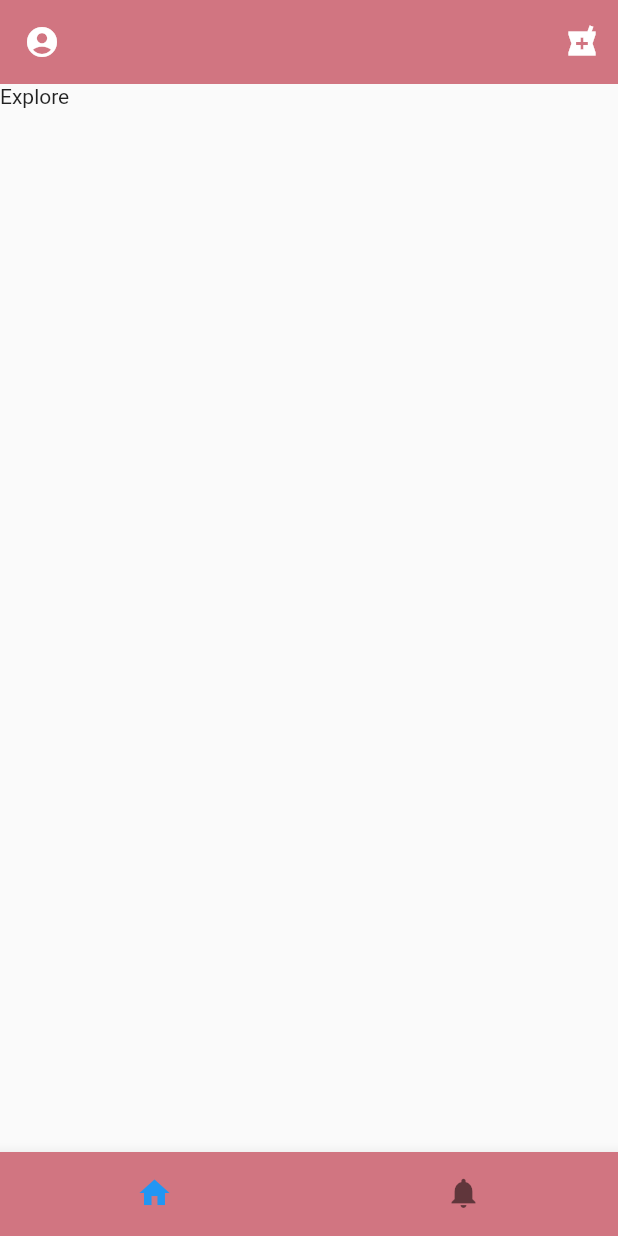
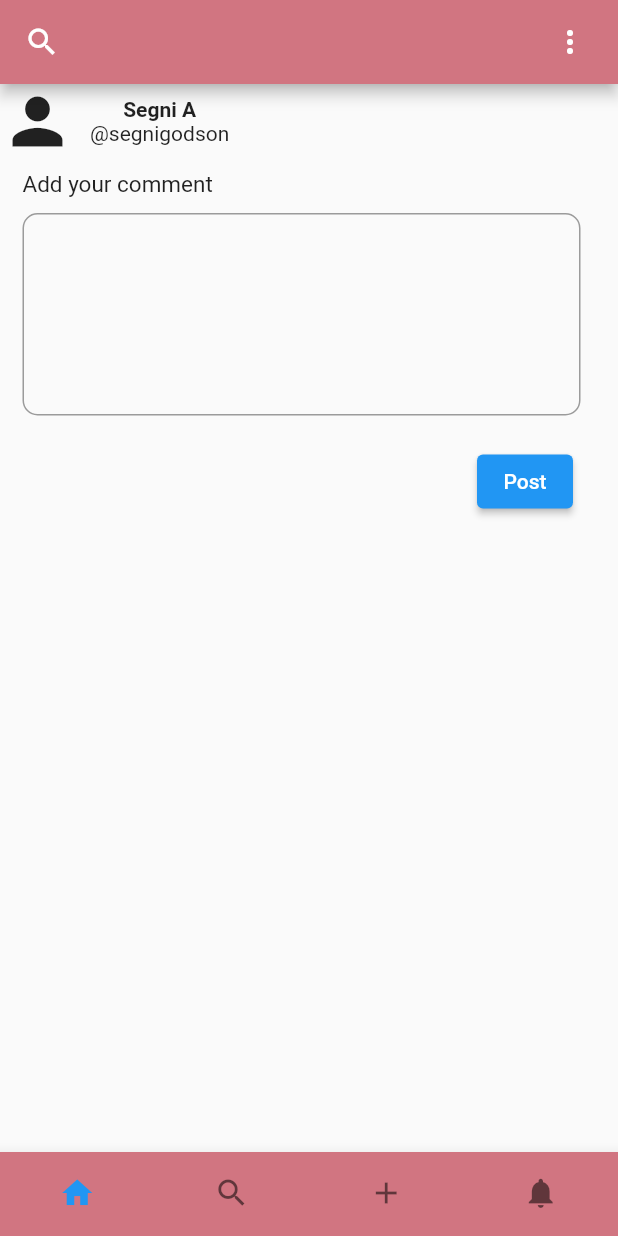
Before and after one commit to Kaleab-git/Medanit, a Flutter app: the screen it shows after launch, on a phone screen of 412 x 824 dp. Run offline on Flutter 3.47's test engine with Material 2 defaults, Android fonts, the light colour scheme and no system bars; our stand-ins replace equatable, roundcheckbox.

Commit message:
added comment page

```diff
--- /dev/null
+++ b/medanit_frontend/lib/comments/screens/addCommentPage.dart
@@ -0,0 +1,142 @@
+import 'package:flutter/material.dart';
+
+
+class addCommentPage extends StatefulWidget {
+  const addCommentPage({ Key? key }) : super(key: key);
+
+  @override
+  _addCommentPageState createState() => _addCommentPageState();
+}
+
+class _addCommentPageState extends State<addCommentPage> {
+  @override
+  Widget build(BuildContext context) {
+    return Scaffold(
+      appBar: AppBar(
+        backgroundColor: Color.fromRGBO(209, 117, 129, 1),
+        leading: Icon(    Icons.search  ),
+        actions: <Widget>[
+
+          Padding(
+            padding: EdgeInsets.only(right: 20.0),
+              child: Icon(
+                  Icons.more_vert
+              ),
+            ),
+        ],
+      ),
+
+
+
+      body:Container(
+        child: Column(
+          children: [
+
+              Row(
+                    mainAxisAlignment: MainAxisAlignment.spaceBetween,
+                    children: [
+                      Container(
+                        child: Row(
+                          children: [
+                            Icon(Icons.person,size: 50),
+                            Padding(
+                              padding:EdgeInsets.only(left: 10),
+                              child:(
+                                Column(
+                                  mainAxisAlignment: MainAxisAlignment.start,
+                                  children: [
+                                     Text(
+                                      'Segni A',
+                                      style: TextStyle(fontWeight: FontWeight.bold),
+                                    ),
+                                    Text("@segnigodson")
+                                 ],
+                                )
+                              )
+                            ),
+                          ],
+                        ),
+                      ),
+                    ],
+                  ),
+
+
+                  Row(
+                    children: [
+                      Padding(
+                              padding: const EdgeInsets.only(left: 15 ,top: 8, bottom: 10),
+                              child: Text('Add your comment', style: TextStyle(fontSize: 15),textAlign: (TextAlign.start)),
+                            ),
+                    ],
+                  ),
+                  Row(
+                          children: <Widget>[
+
+                            Expanded(child: Padding(
+                              padding: const EdgeInsets.only(left: 15,bottom: 10 ,right: 25),
+                              child: TextField(
+                                decoration: InputDecoration(
+                                  border: OutlineInputBorder(
+                                    borderRadius: BorderRadius.circular(10),
+
+
+                                  ),
+
+                                ),
+                                maxLines: 5,
+
+                              ),
+                            ))
+                          ],
+                        ),
+
+                      Row(
+                             mainAxisAlignment: MainAxisAlignment.end,
+                             children: [
+                               Padding(
+                                 padding: const EdgeInsets.only(bottom: 8.0, top: 10 ,right: 30),
+                                 child: ElevatedButton(
+
+                                  onPressed: () {},
+                                  child:
+                                  Text('Post')),
+                               ),
+                             ],
+                           )
+
+          ],
+
+      ), ),
+
+
+      bottomNavigationBar:BottomNavigationBar(
+        backgroundColor: Color.fromRGBO(209, 117, 129, 1),
+        type: BottomNavigationBarType.fixed,
+        showSelectedLabels: false,
+        showUnselectedLabels: false,
+        items: const <BottomNavigationBarItem>[
+          BottomNavigationBarItem(
+            icon: Icon(Icons.home),
+            label: 'home'
+
+          ),
+          BottomNavigationBarItem(
+            icon: Icon(Icons.search),
+            label: 'Search'
+          ),
+          BottomNavigationBarItem(
+            icon: Icon(Icons.add),
+            label: 'add'
+          ),
+           BottomNavigationBarItem(
+            icon: Icon(Icons.notifications),
+            label: 'notifications'
+          ),
+    ],
+  ),
+
+
+
+    );
+  }
+}
--- a/medanit_frontend/lib/main.dart
+++ b/medanit_frontend/lib/main.dart
@@ -1,6 +1,6 @@
 import 'package:flutter/material.dart';
 
-import './tabroute.dart';
+import 'package:medanit_frontend/comments/screens/addCommentPage.dart';
 
 void main() {
   runApp(MyApp());
@@ -13,7 +13,7 @@ class MyApp extends StatelessWidget {
     return MaterialApp(
       title: 'Flutter Demo',
       debugShowCheckedModeBanner: false,
-      home: TabRoute(),
+      home: addCommentPage(),
     );
   }
 }
```
